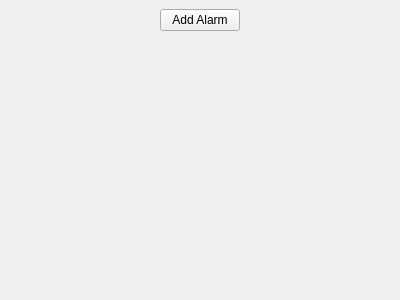
theCheeseboard/the24, file application/alarm/alarms.ui: the form before one commit.
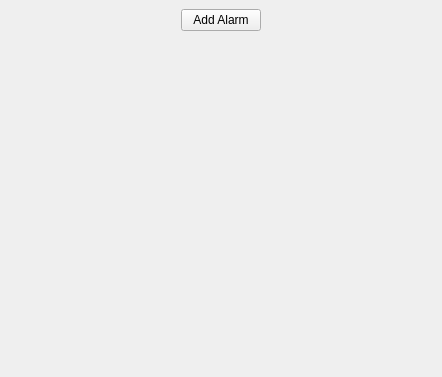
The form after the commit. Icons and pictures are not drawn. Custom widgets are drawn as their Qt base class.

Diff of the .ui file:
```diff
--- a/application/alarm/alarms.ui
+++ b/application/alarm/alarms.ui
@@ -6,8 +6,8 @@
    <rect>
     <x>0</x>
     <y>0</y>
-    <width>400</width>
-    <height>300</height>
+    <width>442</width>
+    <height>377</height>
    </rect>
   </property>
   <property name="windowTitle">
@@ -64,8 +64,8 @@
            <rect>
             <x>0</x>
             <y>0</y>
-            <width>400</width>
-            <height>300</height>
+            <width>442</width>
+            <height>377</height>
            </rect>
           </property>
           <layout class="QVBoxLayout" name="verticalLayout_2">
```
